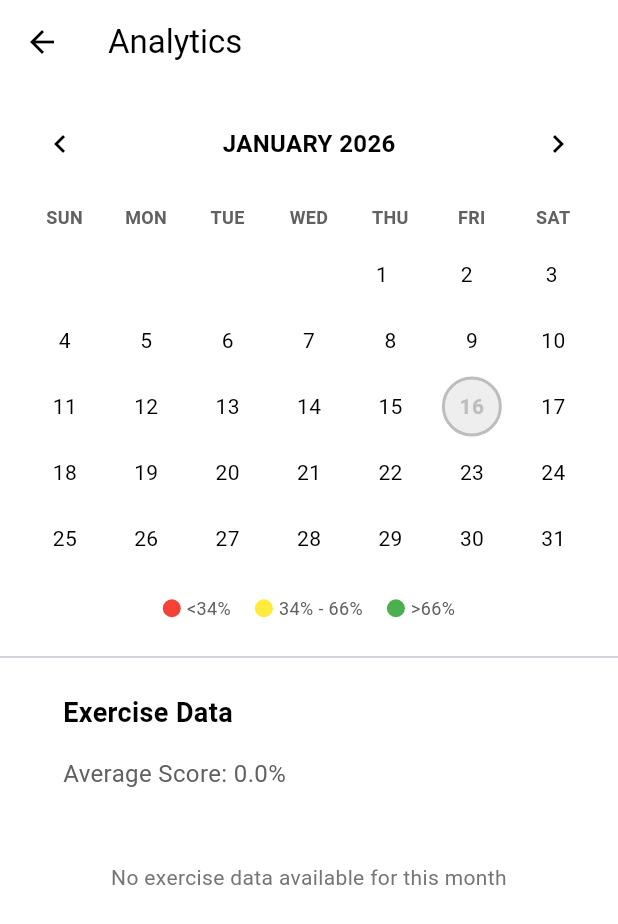
After one commit to nilpatel62/flutter-gym-app, a Flutter app: the screen it shows once a user with an empty profile is signed in, after a tap on the "analytics" icon, on a phone screen of 412 x 824 dp. The commit adds this screen. Shown: the top 924 px of the screen. Run offline on Flutter 3.47's test engine with Material 3 defaults, Android fonts, the phone set to English and light mode, and no system bars; our stand-ins replace audioplayers, camera, permission_handler, supabase_flutter, vibration; missing offline and left inert: google_mlkit_commons, google_mlkit_pose_detection; accounts and stored records are empty; network calls fail.

Commit message:
Add analytics feature with ExerciseAnalytics model and AnalyticsScreen. Integrated intl package for date formatting and updated exercise_screens to navigate to the new analytics screen. Enhanced Supabase service to fetch exercise analytics data for a specified date range.

```diff
--- /dev/null
+++ b/lib/models/exercise_analytics.dart
@@ -0,0 +1,38 @@
+class ExerciseAnalytics {
+  final double averageScore;
+  final List<ExerciseData> data;
+
+  ExerciseAnalytics({
+    required this.averageScore,
+    required this.data,
+  });
+
+  factory ExerciseAnalytics.fromJson(Map<String, dynamic> json) {
+    return ExerciseAnalytics(
+      averageScore: (json['average_score'] as num).toDouble(),
+      data: (json['data'] as List<dynamic>)
+          .map((item) => ExerciseData.fromJson(item as Map<String, dynamic>))
+          .toList(),
+    );
+  }
+}
+
+class ExerciseData {
+  final String name;
+  final double score;
+  final String date;
+
+  ExerciseData({
+    required this.name,
+    required this.score,
+    required this.date,
+  });
+
+  factory ExerciseData.fromJson(Map<String, dynamic> json) {
+    return ExerciseData(
+      name: json['name'] as String,
+      score: (json['score'] as num).toDouble(),
+      date: json['date'] as String,
+    );
+  }
+}
--- /dev/null
+++ b/lib/screens/analytics_screen.dart
@@ -0,0 +1,424 @@
+import 'package:flutter/material.dart';
+import 'package:intl/intl.dart';
+import '../services/supabase_service.dart';
+import '../models/exercise_analytics.dart';
+
+class AnalyticsScreen extends StatefulWidget {
+  const AnalyticsScreen({super.key});
+
+  @override
+  State<AnalyticsScreen> createState() => _AnalyticsScreenState();
+}
+
+class _AnalyticsScreenState extends State<AnalyticsScreen> {
+  DateTime _selectedDate = DateTime.now();
+  DateTime _currentMonth = DateTime.now();
+  ExerciseAnalytics? _analytics;
+  bool _isLoading = false;
+  Map<DateTime, double> _dateScores = {};
+
+  @override
+  void initState() {
+    super.initState();
+    _loadAnalytics();
+  }
+
+  Future<void> _loadAnalytics() async {
+    setState(() {
+      _isLoading = true;
+    });
+
+    try {
+      // Get start and end of the current month
+      final startDate = DateTime(_currentMonth.year, _currentMonth.month, 1);
+      final endDate = DateTime(_currentMonth.year, _currentMonth.month + 1, 0, 23, 59, 59);
+
+      final response = await SupabaseService.getExerciseAnalytics(
+        startDate: startDate,
+        endDate: endDate,
+      );
+
+      final analytics = ExerciseAnalytics.fromJson(response);
+
+      // Build date scores map
+      final dateScores = <DateTime, double>{};
+      for (var exercise in analytics.data) {
+        try {
+          // Parse date string like "12th Jan 2026"
+          final date = _parseDate(exercise.date);
+          if (date != null) {
+            // Store the maximum score for each date (in case of multiple exercises)
+            if (!dateScores.containsKey(date) || dateScores[date]! < exercise.score) {
+              dateScores[date] = exercise.score;
+            }
+          }
+        } catch (e) {
+          print('Error parsing date: ${exercise.date} - $e');
+        }
+      }
+
+      setState(() {
+        _analytics = analytics;
+        _dateScores = dateScores;
+        _isLoading = false;
+      });
+    } catch (e) {
+      print('Error loading analytics: $e');
+      setState(() {
+        _isLoading = false;
+      });
+    }
+  }
+
+  DateTime? _parseDate(String dateStr) {
+    try {
+      // Handle formats like "12th Jan 2026" or "1st Jan 2026"
+      final cleaned = dateStr.replaceAll(RegExp(r'(st|nd|rd|th)'), '').trim();
+      return DateFormat('d MMM yyyy').parse(cleaned);
+    } catch (e) {
+      try {
+        // Try ISO format as fallback
+        return DateTime.parse(dateStr);
+      } catch (e2) {
+        print('Failed to parse date: $dateStr');
+        return null;
+      }
+    }
+  }
+
+  void _previousMonth() {
+    setState(() {
+      _currentMonth = DateTime(_currentMonth.year, _currentMonth.month - 1);
+    });
+    _loadAnalytics();
+  }
+
+  void _nextMonth() {
+    setState(() {
+      _currentMonth = DateTime(_currentMonth.year, _currentMonth.month + 1);
+    });
+    _loadAnalytics();
+  }
+
+  Color _getDateColor(DateTime date) {
+    final score = _dateScores[date];
+    if (score == null) return Colors.grey.shade400;
+
+    if (score < 34) {
+      return Colors.red;
+    } else if (score <= 66) {
+      return Colors.yellow;
+    } else {
+      return Colors.green;
+    }
+  }
+
+  List<ExerciseData> _getExercisesForDate(DateTime date) {
+    if (_analytics == null) return [];
+
+    return _analytics!.data.where((exercise) {
+      final exerciseDate = _parseDate(exercise.date);
+      if (exerciseDate == null) return false;
+      return exerciseDate.year == date.year &&
+          exerciseDate.month == date.month &&
+          exerciseDate.day == date.day;
+    }).toList();
+  }
+
+  @override
+  Widget build(BuildContext context) {
+    final isDark = Theme.of(context).brightness == Brightness.dark;
+
+    return Scaffold(
+      backgroundColor: isDark ? const Color(0xFF121212) : Colors.white,
+      appBar: AppBar(
+        title: const Text('Analytics'),
+        backgroundColor: isDark ? const Color(0xFF1E1E1E) : Colors.white,
+        elevation: 0,
+        foregroundColor: isDark ? Colors.white : Colors.black,
+      ),
+      body: _isLoading
+          ? const Center(child: CircularProgressIndicator())
+          : SingleChildScrollView(
+              child: Column(
+                children: [
+                  // Calendar Section
+                  Container(
+                    padding: const EdgeInsets.all(16),
+                    child: Column(
+                      children: [
+                        // Month Navigation
+                        Row(
+                          mainAxisAlignment: MainAxisAlignment.spaceBetween,
+                          children: [
+                            IconButton(
+                              icon: const Icon(Icons.chevron_left),
+                              onPressed: _previousMonth,
+                              color: isDark ? Colors.white : Colors.black,
+                            ),
+                            Text(
+                              DateFormat('MMMM yyyy').format(_currentMonth).toUpperCase(),
+                              style: TextStyle(
+                                fontSize: 16,
+                                fontWeight: FontWeight.bold,
+                                color: isDark ? Colors.white : Colors.black,
+                              ),
+                            ),
+                            IconButton(
+                              icon: const Icon(Icons.chevron_right),
+                              onPressed: _nextMonth,
+                              color: isDark ? Colors.white : Colors.black,
+                            ),
+                          ],
+                        ),
+                        const SizedBox(height: 16),
+                        // Days of week
+                        Row(
+                          mainAxisAlignment: MainAxisAlignment.spaceAround,
+                          children: ['SUN', 'MON', 'TUE', 'WED', 'THU', 'FRI', 'SAT']
+                              .map((day) => SizedBox(
+                                    width: 40,
+                                    child: Text(
+                                      day,
+                                      textAlign: TextAlign.center,
+                                      style: TextStyle(
+                                        fontSize: 12,
+                                        fontWeight: FontWeight.w600,
+                                        color: isDark ? Colors.grey.shade400 : Colors.grey.shade700,
+                                      ),
+                                    ),
+                                  ))
+                              .toList(),
+                        ),
+                        const SizedBox(height: 8),
+                        // Calendar Grid
+                        _buildCalendarGrid(isDark),
+                        const SizedBox(height: 16),
+                        // Legend
+                        Row(
+                          mainAxisAlignment: MainAxisAlignment.center,
+                          children: [
+                            _buildLegendItem(Colors.red, '<34%', isDark),
+                            const SizedBox(width: 16),
+                            _buildLegendItem(Colors.yellow, '34% - 66%', isDark),
+                            const SizedBox(width: 16),
+                            _buildLegendItem(Colors.green, '>66%', isDark),
+                          ],
+                        ),
+                      ],
+                    ),
+                  ),
+                  const Divider(),
+                  // Exercise Data Section
+                  Padding(
+                    padding: const EdgeInsets.all(16),
+                    child: Column(
+                      crossAxisAlignment: CrossAxisAlignment.start,
+                      children: [
+                        Text(
+                          'Exercise Data',
+                          style: TextStyle(
+                            fontSize: 18,
+                            fontWeight: FontWeight.bold,
+                            color: isDark ? Colors.white : Colors.black,
+                          ),
+                        ),
+                        const SizedBox(height: 16),
+                        if (_analytics != null) ...[
+                          Text(
+                            'Average Score: ${_analytics!.averageScore.toStringAsFixed(1)}%',
+                            style: TextStyle(
+                              fontSize: 16,
+                              color: isDark ? Colors.grey.shade300 : Colors.grey.shade700,
+                            ),
+                          ),
+                          const SizedBox(height: 16),
+                          if (_analytics!.data.isEmpty)
+                            Padding(
+                              padding: const EdgeInsets.all(32),
+                              child: Text(
+                                'No exercise data available for this month',
+                                textAlign: TextAlign.center,
+                                style: TextStyle(
+                                  color: isDark ? Colors.grey.shade400 : Colors.grey.shade600,
+                                ),
+                              ),
+                            )
+                          else
+                            ..._analytics!.data.map((exercise) => _buildExerciseCard(exercise, isDark)),
+                        ],
+                      ],
+                    ),
+                  ),
+                ],
+              ),
+            ),
+    );
+  }
+
+  Widget _buildCalendarGrid(bool isDark) {
+    final firstDayOfMonth = DateTime(_currentMonth.year, _currentMonth.month, 1);
+    final lastDayOfMonth = DateTime(_currentMonth.year, _currentMonth.month + 1, 0);
+    final firstDayWeekday = firstDayOfMonth.weekday % 7; // 0 = Sunday, 6 = Saturday
+    final daysInMonth = lastDayOfMonth.day;
+
+    final List<Widget> dayWidgets = [];
+
+    // Add empty cells for days before the first day of the month
+    for (int i = 0; i < firstDayWeekday; i++) {
+      dayWidgets.add(const SizedBox(width: 40, height: 40));
+    }
+
+    // Add cells for each day of the month
+    for (int day = 1; day <= daysInMonth; day++) {
+      final date = DateTime(_currentMonth.year, _currentMonth.month, day);
+      final isSelected = date.year == _selectedDate.year &&
+          date.month == _selectedDate.month &&
+          date.day == _selectedDate.day;
+      final isToday = date.year == DateTime.now().year &&
+          date.month == DateTime.now().month &&
+          date.day == DateTime.now().day;
+      final hasData = _dateScores.containsKey(date);
+      final dateColor = _getDateColor(date);
+
+      dayWidgets.add(
+        GestureDetector(
+          onTap: () {
+            setState(() {
+              _selectedDate = date;
+            });
+          },
+          child: Container(
+            width: 40,
+            height: 40,
+            margin: const EdgeInsets.all(2),
+            decoration: BoxDecoration(
+              shape: BoxShape.circle,
+              color: isSelected
+                  ? (isDark ? Colors.grey.shade800 : Colors.grey.shade200)
+                  : Colors.transparent,
+              border: isSelected
+                  ? Border.all(
+                      color: dateColor,
+                      width: 2,
+                    )
+                  : null,
+            ),
+            child: Stack(
+              alignment: Alignment.center,
+              children: [
+                Text(
+                  '$day',
+                  style: TextStyle(
+                    fontSize: 14,
+                    fontWeight: isSelected ? FontWeight.bold : FontWeight.normal,
+                    color: isSelected
+                        ? dateColor
+                        : (isDark ? Colors.white : Colors.black),
+                  ),
+                ),
+                if (hasData)
+                  Positioned(
+                    bottom: 4,
+                    child: Container(
+                      width: 6,
+                      height: 6,
+                      decoration: BoxDecoration(
+                        shape: BoxShape.circle,
+                        color: dateColor,
+                      ),
+                    ),
+                  ),
+              ],
+            ),
+          ),
+        ),
+      );
+    }
+
+    // Build rows of 7 days
+    final List<Widget> rows = [];
+    for (int i = 0; i < dayWidgets.length; i += 7) {
+      rows.add(
+        Row(
+          mainAxisAlignment: MainAxisAlignment.spaceAround,
+          children: dayWidgets.sublist(
+            i,
+            i + 7 > dayWidgets.length ? dayWidgets.length : i + 7,
+          ),
+        ),
+      );
+    }
+
+    return Column(children: rows);
+  }
+
+  Widget _buildLegendItem(Color color, String label, bool isDark) {
+    return Row(
+      children: [
+        Container(
+          width: 12,
+          height: 12,
+          decoration: BoxDecoration(
+            shape: BoxShape.circle,
+            color: color,
+          ),
+        ),
+        const SizedBox(width: 4),
+        Text(
+          label,
+          style: TextStyle(
+            fontSize: 12,
+            color: isDark ? Colors.grey.shade400 : Colors.grey.shade700,
+          ),
+        ),
+      ],
+    );
+  }
+
+  Widget _buildExerciseCard(ExerciseData exercise, bool isDark) {
+    return Card(
+      margin: const EdgeInsets.only(bottom: 8),
+      color: isDark ? const Color(0xFF1E1E1E) : Colors.grey.shade50,
+      child: ListTile(
+        title: Text(
+          exercise.name.toUpperCase(),
+          style: TextStyle(
+            fontWeight: FontWeight.bold,
+            color: isDark ? Colors.white : Colors.black,
+          ),
+        ),
+        subtitle: Text(
+          exercise.date,
+          style: TextStyle(
+            color: isDark ? Colors.grey.shade400 : Colors.grey.shade600,
+          ),
+        ),
+        trailing: Container(
+          padding: const EdgeInsets.symmetric(horizontal: 12, vertical: 6),
+          decoration: BoxDecoration(
+            color: _getScoreColor(exercise.score).withOpacity(0.2),
+            borderRadius: BorderRadius.circular(12),
+          ),
+          child: Text(
+            '${exercise.score.toStringAsFixed(0)}%',
+            style: TextStyle(
+              fontWeight: FontWeight.bold,
+              color: _getScoreColor(exercise.score),
+            ),
+          ),
+        ),
+      ),
+    );
+  }
+
+  Color _getScoreColor(double score) {
+    if (score < 34) {
+      return Colors.red;
+    } else if (score <= 66) {
+      return Colors.yellow.shade700;
+    } else {
+      return Colors.green;
+    }
+  }
+}
--- a/lib/screens/exercise_screens.dart
+++ b/lib/screens/exercise_screens.dart
@@ -11,6 +11,7 @@ import 'package:vibration/vibration.dart';
 import '../services/supabase_service.dart';
 import '../services/permission_service.dart';
 import 'profile_screen.dart';
+import 'analytics_screen.dart';
 
 enum ExerciseType { squat, pushup, deadlift }
 
@@ -25,6 +26,16 @@ class ExerciseSelectScreen extends StatelessWidget {
         centerTitle: true,
         elevation: 0,
         actions: [
+          IconButton(
+            icon: const Icon(Icons.analytics_outlined),
+            onPressed: () {
+              Navigator.push(
+                context,
+                MaterialPageRoute(builder: (_) => const AnalyticsScreen()),
+              );
+            },
+            tooltip: 'Analytics',
+          ),
           IconButton(
             icon: const Icon(Icons.person_outline),
             onPressed: () {
--- a/lib/services/supabase_service.dart
+++ b/lib/services/supabase_service.dart
@@ -73,4 +73,45 @@ class SupabaseService {
       return null;
     }
   }
+
+  /// Get exercise analytics for a date range
+  /// Calls the get_my_exercise_avg function in Supabase
+  static Future<Map<String, dynamic>> getExerciseAnalytics({
+    required DateTime startDate,
+    required DateTime endDate,
+  }) async {
+    try {
+      final response = await client.rpc(
+        'get_my_exercise_avg',
+        params: {
+          'p_start': startDate.toIso8601String(),
+          'p_end': endDate.toIso8601String(),
+        },
+      );
+
+      // Handle different response formats
+      if (response != null) {
+        if (response is List && response.isNotEmpty) {
+          // If response is a list, take the first element
+          final firstItem = response.first;
+          if (firstItem is Map<String, dynamic>) {
+            return firstItem;
+          }
+        } else if (response is Map<String, dynamic>) {
+          return response;
+        }
+      }
+
+      return {
+        'average_score': 0.0,
+        'data': <Map<String, dynamic>>[],
+      };
+    } catch (e) {
+      print('Error fetching exercise analytics: $e');
+      return {
+        'average_score': 0.0,
+        'data': <Map<String, dynamic>>[],
+      };
+    }
+  }
 }
--- a/pubspec.yaml
+++ b/pubspec.yaml
@@ -16,6 +16,7 @@ dependencies:
   vibration: ^3.1.5
   audioplayers: ^6.0.0
   supabase_flutter: ^2.5.6
+  intl: ^0.19.0
 
 flutter:
   uses-material-design: true
```
Also changed, not shown: pubspec.lock.
